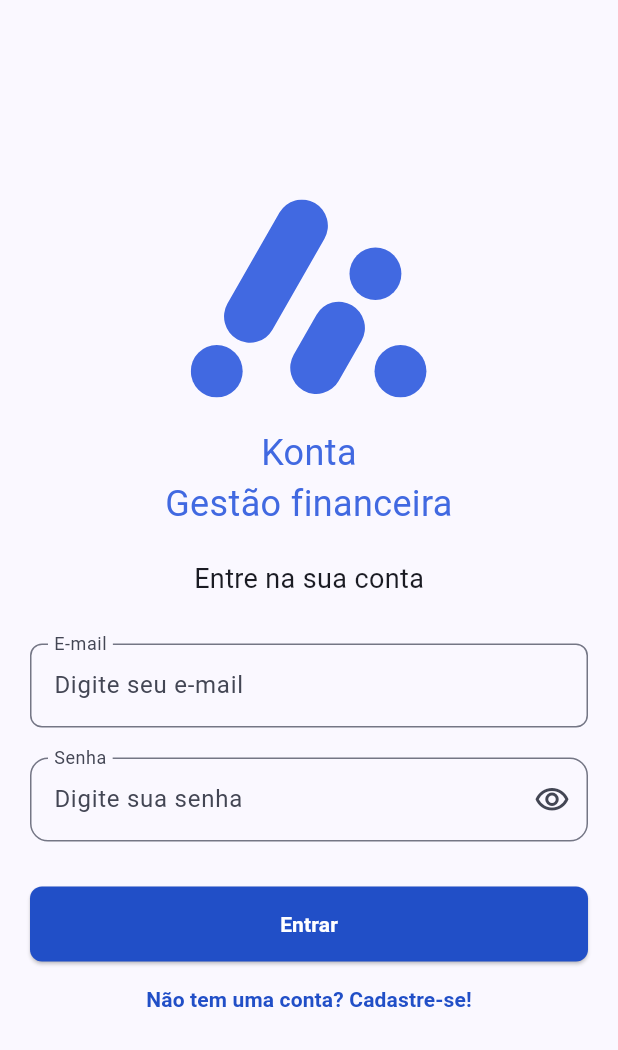
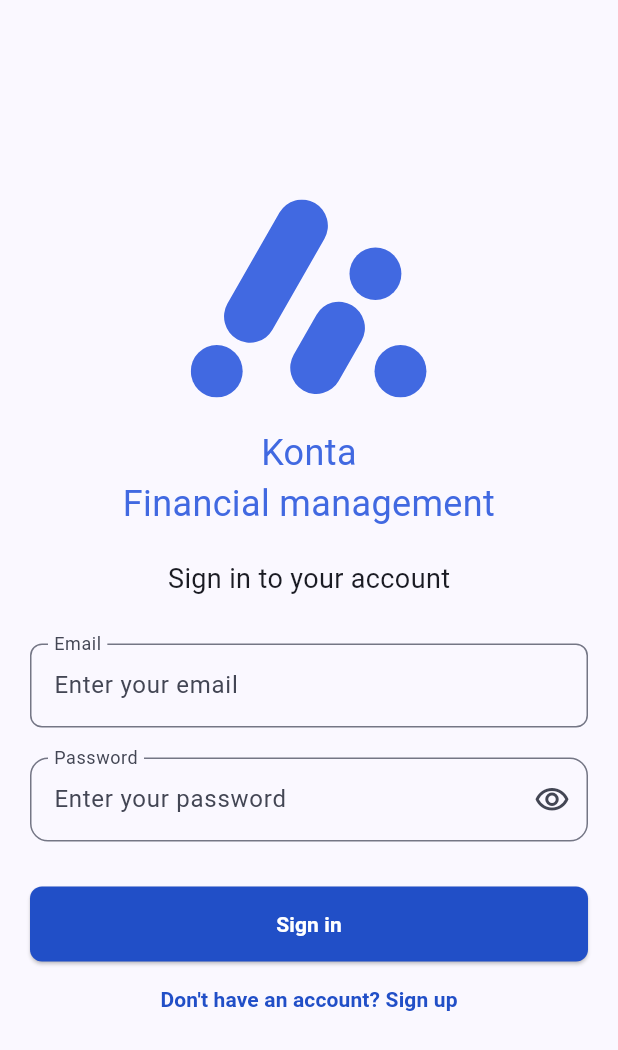
Before and after one commit to LuizHFJesus/konta_app, a Flutter app: the screen it shows after launch, on a phone screen of 412 x 824 dp. Shown: the top 1050 px of the screen. Run offline on Flutter 3.47's test engine with Material 3 defaults, Android fonts, the phone set to English and light mode, and no system bars; our stand-ins replace flutter_svg, get, get_it, go_router, google_fonts; Roboto replaces fonts that are missing (Vazirmatn).

Commit message:
feat(auth): add l10n translations for authentication screens

```diff
--- a/lib/app/l10n/app_en.arb
+++ b/lib/app/l10n/app_en.arb
@@ -1,4 +1,27 @@
 {
   "@@locale": "en",
-  "appName": "Konta"
+  "appName": "Konta",
+  "appSubtitle": "Financial management",
+
+  "signInSubtitle": "Sign in to your account",
+  "signUpSubtitle": "Create a new account",
+  "emailLabel": "Email",
+  "emailHint": "Enter your email",
+  "passwordLabel": "Password",
+  "passwordHint": "Enter your password",
+  "confirmPasswordLabel": "Confirm Password",
+  "confirmPasswordHint": "Enter your password again",
+  "signInButton": "Sign in",
+  "signUpButton": "Sign up",
+  "noAccountQuestion": "Don't have an account? Sign up",
+  "hasAccountQuestion": "Already have an account? Sign in here",
+
+  "validationEmptyField": "This field cannot be empty",
+  "validationInvalidEmail": "Please enter a valid email address",
+  "validationPasswordTooShort": "Password must be at least 8 characters long",
+  "validationPasswordNeedsLowercase": "Must contain a lowercase letter",
+  "validationPasswordNeedsUppercase": "Must contain an uppercase letter",
+  "validationPasswordNeedsNumber": "Must contain a number",
+  "validationPasswordNeedsSpecialCharacter": "Must contain a special character",
+  "validationPasswordsDoNotMatch": "The passwords do not match"
 }
--- a/lib/app/l10n/app_localizations.dart
+++ b/lib/app/l10n/app_localizations.dart
@@ -103,6 +103,132 @@ abstract class AppLocalizations {
   /// In en, this message translates to:
   /// **'Konta'**
   String get appName;
+
+  /// No description provided for @appSubtitle.
+  ///
+  /// In en, this message translates to:
+  /// **'Financial management'**
+  String get appSubtitle;
+
+  /// No description provided for @signInSubtitle.
+  ///
+  /// In en, this message translates to:
+  /// **'Sign in to your account'**
+  String get signInSubtitle;
+
+  /// No description provided for @signUpSubtitle.
+  ///
+  /// In en, this message translates to:
+  /// **'Create a new account'**
+  String get signUpSubtitle;
+
+  /// No description provided for @emailLabel.
+  ///
+  /// In en, this message translates to:
+  /// **'Email'**
+  String get emailLabel;
+
+  /// No description provided for @emailHint.
+  ///
+  /// In en, this message translates to:
+  /// **'Enter your email'**
+  String get emailHint;
+
+  /// No description provided for @passwordLabel.
+  ///
+  /// In en, this message translates to:
+  /// **'Password'**
+  String get passwordLabel;
+
+  /// No description provided for @passwordHint.
+  ///
+  /// In en, this message translates to:
+  /// **'Enter your password'**
+  String get passwordHint;
+
+  /// No description provided for @confirmPasswordLabel.
+  ///
+  /// In en, this message translates to:
+  /// **'Confirm Password'**
+  String get confirmPasswordLabel;
+
+  /// No description provided for @confirmPasswordHint.
+  ///
+  /// In en, this message translates to:
+  /// **'Enter your password again'**
+  String get confirmPasswordHint;
+
+  /// No description provided for @signInButton.
+  ///
+  /// In en, this message translates to:
+  /// **'Sign in'**
+  String get signInButton;
+
+  /// No description provided for @signUpButton.
+  ///
+  /// In en, this message translates to:
+  /// **'Sign up'**
+  String get signUpButton;
+
+  /// No description provided for @noAccountQuestion.
+  ///
+  /// In en, this message translates to:
+  /// **'Don\'t have an account? Sign up'**
+  String get noAccountQuestion;
+
+  /// No description provided for @hasAccountQuestion.
+  ///
+  /// In en, this message translates to:
+  /// **'Already have an account? Sign in here'**
+  String get hasAccountQuestion;
+
+  /// No description provided for @validationEmptyField.
+  ///
+  /// In en, this message translates to:
+  /// **'This field cannot be empty'**
+  String get validationEmptyField;
+
+  /// No description provided for @validationInvalidEmail.
+  ///
+  /// In en, this message translates to:
+  /// **'Please enter a valid email address'**
+  String get validationInvalidEmail;
+
+  /// No description provided for @validationPasswordTooShort.
+  ///
+  /// In en, this message translates to:
+  /// **'Password must be at least 8 characters long'**
+  String get validationPasswordTooShort;
+
+  /// No description provided for @validationPasswordNeedsLowercase.
+  ///
+  /// In en, this message translates to:
+  /// **'Must contain a lowercase letter'**
+  String get validationPasswordNeedsLowercase;
+
+  /// No description provided for @validationPasswordNeedsUppercase.
+  ///
+  /// In en, this message translates to:
+  /// **'Must contain an uppercase letter'**
+  String get validationPasswordNeedsUppercase;
+
+  /// No description provided for @validationPasswordNeedsNumber.
+  ///
+  /// In en, this message translates to:
+  /// **'Must contain a number'**
+  String get validationPasswordNeedsNumber;
+
+  /// No description provided for @validationPasswordNeedsSpecialCharacter.
+  ///
+  /// In en, this message translates to:
+  /// **'Must contain a special character'**
+  String get validationPasswordNeedsSpecialCharacter;
+
+  /// No description provided for @validationPasswordsDoNotMatch.
+  ///
+  /// In en, this message translates to:
+  /// **'The passwords do not match'**
+  String get validationPasswordsDoNotMatch;
 }
 
 class _AppLocalizationsDelegate
--- a/lib/app/l10n/app_localizations_en.dart
+++ b/lib/app/l10n/app_localizations_en.dart
@@ -10,4 +10,71 @@ class AppLocalizationsEn extends AppLocalizations {
 
   @override
   String get appName => 'Konta';
+
+  @override
+  String get appSubtitle => 'Financial management';
+
+  @override
+  String get signInSubtitle => 'Sign in to your account';
+
+  @override
+  String get signUpSubtitle => 'Create a new account';
+
+  @override
+  String get emailLabel => 'Email';
+
+  @override
+  String get emailHint => 'Enter your email';
+
+  @override
+  String get passwordLabel => 'Password';
+
+  @override
+  String get passwordHint => 'Enter your password';
+
+  @override
+  String get confirmPasswordLabel => 'Confirm Password';
+
+  @override
+  String get confirmPasswordHint => 'Enter your password again';
+
+  @override
+  String get signInButton => 'Sign in';
+
+  @override
+  String get signUpButton => 'Sign up';
+
+  @override
+  String get noAccountQuestion => 'Don\'t have an account? Sign up';
+
+  @override
+  String get hasAccountQuestion => 'Already have an account? Sign in here';
+
+  @override
+  String get validationEmptyField => 'This field cannot be empty';
+
+  @override
+  String get validationInvalidEmail => 'Please enter a valid email address';
+
+  @override
+  String get validationPasswordTooShort =>
+      'Password must be at least 8 characters long';
+
+  @override
+  String get validationPasswordNeedsLowercase =>
+      'Must contain a lowercase letter';
+
+  @override
+  String get validationPasswordNeedsUppercase =>
+      'Must contain an uppercase letter';
+
+  @override
+  String get validationPasswordNeedsNumber => 'Must contain a number';
+
+  @override
+  String get validationPasswordNeedsSpecialCharacter =>
+      'Must contain a special character';
+
+  @override
+  String get validationPasswordsDoNotMatch => 'The passwords do not match';
 }
--- a/lib/feature/auth/view/auth_view.dart
+++ b/lib/feature/auth/view/auth_view.dart
@@ -3,6 +3,7 @@ import 'package:flutter_svg/flutter_svg.dart';
 import 'package:get/get.dart';
 import 'package:google_fonts/google_fonts.dart';
 import 'package:konta_app/app/di/dependency_injection.dart';
+import 'package:konta_app/app/l10n/app_localizations.dart';
 import 'package:konta_app/common/widgets/custom_elevated_button.dart';
 import 'package:konta_app/common/widgets/custom_text_button.dart';
 import 'package:konta_app/feature/auth/view/auth_controller.dart';
@@ -16,9 +17,10 @@ class AuthView extends StatefulWidget {
 
 class _AuthViewState extends State<AuthView> {
   final AuthController controller = getIt<AuthController>();
-
   @override
   Widget build(BuildContext context) {
+    final l10n = AppLocalizations.of(context)!;
+
     return Scaffold(
       body: Padding(
         padding: const EdgeInsets.symmetric(horizontal: 20, vertical: 60),
@@ -30,18 +32,18 @@ class _AuthViewState extends State<AuthView> {
                 child: Column(
                   crossAxisAlignment: CrossAxisAlignment.stretch,
                   children: [
-                    _buildHeader(context),
+                    _buildHeader(context, l10n),
                     const SizedBox(height: 30),
-                    _buildEmailField(),
+                    _buildEmailField(l10n),
                     const SizedBox(height: 20),
-                    _buildPasswordField(),
+                    _buildPasswordField(l10n),
                     if (!controller.isLoginMode) ...[
                       const SizedBox(height: 20),
-                      _buildConfirmPasswordField(),
+                      _buildConfirmPasswordField(l10n),
                     ],
                     const SizedBox(height: 30),
-                    _buildSubmitButton(),
-                    _buildToggleModeButton(),
+                    _buildSubmitButton(l10n),
+                    _buildToggleModeButton(l10n),
                   ],
                 ),
               ),
@@ -52,7 +54,7 @@ class _AuthViewState extends State<AuthView> {
     );
   }
 
-  Widget _buildHeader(BuildContext context) {
+  Widget _buildHeader(BuildContext context, AppLocalizations l10n) {
     return Column(
       children: [
         SvgPicture.asset(
@@ -61,7 +63,7 @@ class _AuthViewState extends State<AuthView> {
         ),
         const SizedBox(height: 20),
         Text(
-          'Konta\nGestão financeira',
+          '${l10n.appName}\n${l10n.appSubtitle}',
           style: GoogleFonts.bowlbyOneSc(
             fontSize: 24,
             fontWeight: FontWeight.normal,
@@ -73,29 +75,29 @@ class _AuthViewState extends State<AuthView> {
         ),
         const SizedBox(height: 20),
         Text(
-          controller.isLoginMode ? 'Entre na sua conta' : 'Crie uma nova conta',
+          controller.isLoginMode ? l10n.signInSubtitle : l10n.signUpSubtitle,
           style: const TextStyle(fontSize: 18),
         ),
       ],
     );
   }
 
-  Widget _buildEmailField() {
+  Widget _buildEmailField(AppLocalizations l10n) {
     return TextFormField(
       controller: controller.emailController,
       keyboardType: TextInputType.emailAddress,
       textInputAction: TextInputAction.next,
       decoration: InputDecoration(
-        labelText: 'E-mail',
-        hintText: 'Digite seu e-mail',
+        labelText: l10n.emailLabel,
+        hintText: l10n.emailHint,
         border: OutlineInputBorder(borderRadius: BorderRadius.circular(8)),
         floatingLabelBehavior: FloatingLabelBehavior.always,
       ),
-      validator: controller.validateEmail,
+      validator: (value) => controller.validateEmail(value, l10n),
     );
   }
 
-  Widget _buildPasswordField() {
+  Widget _buildPasswordField(AppLocalizations l10n) {
     return TextFormField(
       controller: controller.passwordController,
       obscureText: controller.obscurePassword,
@@ -103,8 +105,8 @@ class _AuthViewState extends State<AuthView> {
           ? TextInputAction.done
           : TextInputAction.next,
       decoration: InputDecoration(
-        labelText: 'Senha',
-        hintText: 'Digite sua senha',
+        labelText: l10n.passwordLabel,
+        hintText: l10n.passwordHint,
         border: OutlineInputBorder(borderRadius: BorderRadius.circular(12)),
         floatingLabelBehavior: FloatingLabelBehavior.always,
         suffixIcon: IconButton(
@@ -116,18 +118,18 @@ class _AuthViewState extends State<AuthView> {
           onPressed: controller.toggleObscurePassword,
         ),
       ),
-      validator: controller.validatePassword,
+      validator: (value) => controller.validatePassword(value, l10n),
     );
   }
 
-  Widget _buildConfirmPasswordField() {
+  Widget _buildConfirmPasswordField(AppLocalizations l10n) {
     return TextFormField(
       controller: controller.confirmPasswordController,
       obscureText: controller.obscurePassword,
       textInputAction: TextInputAction.done,
       decoration: InputDecoration(
-        labelText: 'Confirmar senha',
-        hintText: 'Digite novamente sua senha',
+        labelText: l10n.confirmPasswordLabel,
+        hintText: l10n.confirmPasswordHint,
         floatingLabelBehavior: FloatingLabelBehavior.always,
         suffixIcon: IconButton(
           icon: Icon(
@@ -139,25 +141,25 @@ class _AuthViewState extends State<AuthView> {
         ),
         border: OutlineInputBorder(borderRadius: BorderRadius.circular(12)),
       ),
-      validator: controller.validateConfirmPassword,
+      validator: (value) => controller.validateConfirmPassword(value, l10n),
     );
   }
 
-  Widget _buildSubmitButton() {
+  Widget _buildSubmitButton(AppLocalizations l10n) {
     return CustomElevatedButton(
       text: controller.isLoginMode
-          ? 'Entrar'
-          : 'Cadastrar',
+          ? l10n.signInButton
+          : l10n.signUpButton,
       isSubmitting: controller.isSubmitting,
       onPressed: controller.submit,
     );
   }
 
-  Widget _buildToggleModeButton() {
+  Widget _buildToggleModeButton(AppLocalizations l10n) {
     return CustomTextButton(
       text: controller.isLoginMode
-          ? 'Não tem uma conta? Cadastre-se!'
-          : 'Já tem uma conta? Entre aqui!',
+          ? l10n.noAccountQuestion
+          : l10n.hasAccountQuestion,
       onPressed: controller.isSubmitting ? null : controller.toggleMode,
     );
   }
```
Also changed, not shown: lib/app/l10n/app_localizations_pt.dart (+67 -0 lines), lib/app/l10n/app_pt.arb (+24 -1 lines), lib/feature/auth/view/auth_controller.dart (+25 -13 lines).
